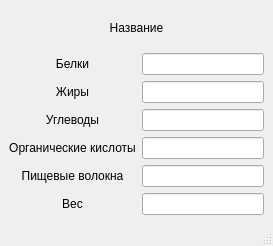
Above: infowindow.ui from Hipp0Shok/Lab1GUI before the change. Below: the same form after it.
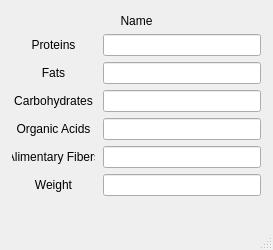
That is the form after the change.

The edit to the form file:
```diff
--- a/infowindow.ui
+++ b/infowindow.ui
@@ -2,124 +2,463 @@
 <ui version="4.0">
  <class>InfoWindow</class>
  <widget class="QMainWindow" name="InfoWindow">
+  <property name="enabled">
+   <bool>true</bool>
+  </property>
   <property name="geometry">
    <rect>
     <x>0</x>
     <y>0</y>
     <width>273</width>
-    <height>246</height>
+    <height>250</height>
    </rect>
   </property>
+  <property name="sizePolicy">
+   <sizepolicy hsizetype="Fixed" vsizetype="Fixed">
+    <horstretch>0</horstretch>
+    <verstretch>0</verstretch>
+   </sizepolicy>
+  </property>
+  <property name="minimumSize">
+   <size>
+    <width>253</width>
+    <height>154</height>
+   </size>
+  </property>
+  <property name="maximumSize">
+   <size>
+    <width>273</width>
+    <height>250</height>
+   </size>
+  </property>
   <property name="windowTitle">
    <string>MainWindow</string>
   </property>
   <widget class="QWidget" name="centralwidget">
-   <layout class="QGridLayout" name="gridLayout">
-    <item row="0" column="0">
-     <layout class="QVBoxLayout" name="verticalLayout_3">
-      <item>
-       <widget class="QLabel" name="label">
-        <property name="text">
-         <string>Название</string>
-        </property>
-        <property name="alignment">
-         <set>Qt::AlignCenter</set>
-        </property>
-       </widget>
-      </item>
-      <item>
-       <layout class="QHBoxLayout" name="horizontalLayout">
-        <item>
-         <layout class="QVBoxLayout" name="verticalLayout">
-          <item>
-           <widget class="QLabel" name="label_2">
-            <property name="text">
-             <string>Белки</string>
-            </property>
-            <property name="alignment">
-             <set>Qt::AlignCenter</set>
-            </property>
-           </widget>
-          </item>
-          <item>
-           <widget class="QLabel" name="label_3">
-            <property name="text">
-             <string>Жиры</string>
-            </property>
-            <property name="alignment">
-             <set>Qt::AlignCenter</set>
-            </property>
-           </widget>
-          </item>
-          <item>
-           <widget class="QLabel" name="label_4">
-            <property name="text">
-             <string>Углеводы</string>
-            </property>
-            <property name="alignment">
-             <set>Qt::AlignCenter</set>
-            </property>
-           </widget>
-          </item>
-          <item>
-           <widget class="QLabel" name="label_5">
-            <property name="text">
-             <string>Органические кислоты</string>
-            </property>
-            <property name="alignment">
-             <set>Qt::AlignCenter</set>
-            </property>
-           </widget>
-          </item>
-          <item>
-           <widget class="QLabel" name="label_6">
-            <property name="text">
-             <string>Пищевые волокна</string>
-            </property>
-            <property name="alignment">
-             <set>Qt::AlignCenter</set>
-            </property>
-           </widget>
-          </item>
-          <item>
-           <widget class="QLabel" name="label_7">
-            <property name="text">
-             <string>Вес</string>
-            </property>
-            <property name="alignment">
-             <set>Qt::AlignCenter</set>
-            </property>
-           </widget>
-          </item>
-         </layout>
-        </item>
-        <item>
-         <layout class="QVBoxLayout" name="verticalLayout_2">
-          <item>
-           <widget class="QLineEdit" name="lineEdit"/>
-          </item>
-          <item>
-           <widget class="QLineEdit" name="lineEdit_2"/>
-          </item>
-          <item>
-           <widget class="QLineEdit" name="lineEdit_3"/>
-          </item>
-          <item>
-           <widget class="QLineEdit" name="lineEdit_4"/>
-          </item>
-          <item>
-           <widget class="QLineEdit" name="lineEdit_5"/>
-          </item>
-          <item>
-           <widget class="QLineEdit" name="lineEdit_6"/>
-          </item>
-         </layout>
-        </item>
-       </layout>
-      </item>
-     </layout>
-    </item>
-   </layout>
+   <widget class="QLabel" name="nameLabel">
+    <property name="geometry">
+     <rect>
+      <x>10</x>
+      <y>10</y>
+      <width>253</width>
+      <height>22</height>
+     </rect>
+    </property>
+    <property name="sizePolicy">
+     <sizepolicy hsizetype="Fixed" vsizetype="Fixed">
+      <horstretch>0</horstretch>
+      <verstretch>0</verstretch>
+     </sizepolicy>
+    </property>
+    <property name="minimumSize">
+     <size>
+      <width>253</width>
+      <height>22</height>
+     </size>
+    </property>
+    <property name="maximumSize">
+     <size>
+      <width>253</width>
+      <height>22</height>
+     </size>
+    </property>
+    <property name="text">
+     <string>Name</string>
+    </property>
+    <property name="alignment">
+     <set>Qt::AlignCenter</set>
+    </property>
+   </widget>
+   <widget class="QLabel" name="label_2">
+    <property name="geometry">
+     <rect>
+      <x>12</x>
+      <y>34</y>
+      <width>83</width>
+      <height>22</height>
+     </rect>
+    </property>
+    <property name="sizePolicy">
+     <sizepolicy hsizetype="Fixed" vsizetype="Fixed">
+      <horstretch>0</horstretch>
+      <verstretch>0</verstretch>
+     </sizepolicy>
+    </property>
+    <property name="minimumSize">
+     <size>
+      <width>83</width>
+      <height>22</height>
+     </size>
+    </property>
+    <property name="maximumSize">
+     <size>
+      <width>83</width>
+      <height>22</height>
+     </size>
+    </property>
+    <property name="text">
+     <string>Proteins</string>
+    </property>
+    <property name="alignment">
+     <set>Qt::AlignCenter</set>
+    </property>
+   </widget>
+   <widget class="QLabel" name="label_3">
+    <property name="geometry">
+     <rect>
+      <x>12</x>
+      <y>62</y>
+      <width>83</width>
+      <height>22</height>
+     </rect>
+    </property>
+    <property name="sizePolicy">
+     <sizepolicy hsizetype="Fixed" vsizetype="Fixed">
+      <horstretch>0</horstretch>
+      <verstretch>0</verstretch>
+     </sizepolicy>
+    </property>
+    <property name="minimumSize">
+     <size>
+      <width>83</width>
+      <height>22</height>
+     </size>
+    </property>
+    <property name="maximumSize">
+     <size>
+      <width>83</width>
+      <height>22</height>
+     </size>
+    </property>
+    <property name="text">
+     <string>Fats</string>
+    </property>
+    <property name="alignment">
+     <set>Qt::AlignCenter</set>
+    </property>
+   </widget>
+   <widget class="QLabel" name="label_4">
+    <property name="geometry">
+     <rect>
+      <x>12</x>
+      <y>90</y>
+      <width>83</width>
+      <height>22</height>
+     </rect>
+    </property>
+    <property name="sizePolicy">
+     <sizepolicy hsizetype="Fixed" vsizetype="Fixed">
+      <horstretch>0</horstretch>
+      <verstretch>0</verstretch>
+     </sizepolicy>
+    </property>
+    <property name="minimumSize">
+     <size>
+      <width>83</width>
+      <height>22</height>
+     </size>
+    </property>
+    <property name="maximumSize">
+     <size>
+      <width>83</width>
+      <height>22</height>
+     </size>
+    </property>
+    <property name="text">
+     <string>Carbohydrates</string>
+    </property>
+    <property name="alignment">
+     <set>Qt::AlignCenter</set>
+    </property>
+   </widget>
+   <widget class="QLabel" name="label_5">
+    <property name="geometry">
+     <rect>
+      <x>12</x>
+      <y>118</y>
+      <width>83</width>
+      <height>22</height>
+     </rect>
+    </property>
+    <property name="sizePolicy">
+     <sizepolicy hsizetype="Fixed" vsizetype="Fixed">
+      <horstretch>0</horstretch>
+      <verstretch>0</verstretch>
+     </sizepolicy>
+    </property>
+    <property name="minimumSize">
+     <size>
+      <width>83</width>
+      <height>22</height>
+     </size>
+    </property>
+    <property name="maximumSize">
+     <size>
+      <width>83</width>
+      <height>22</height>
+     </size>
+    </property>
+    <property name="text">
+     <string>Organic Acids</string>
+    </property>
+    <property name="alignment">
+     <set>Qt::AlignCenter</set>
+    </property>
+   </widget>
+   <widget class="QLabel" name="label_6">
+    <property name="geometry">
+     <rect>
+      <x>12</x>
+      <y>146</y>
+      <width>83</width>
+      <height>22</height>
+     </rect>
+    </property>
+    <property name="sizePolicy">
+     <sizepolicy hsizetype="Fixed" vsizetype="Fixed">
+      <horstretch>0</horstretch>
+      <verstretch>0</verstretch>
+     </sizepolicy>
+    </property>
+    <property name="minimumSize">
+     <size>
+      <width>83</width>
+      <height>22</height>
+     </size>
+    </property>
+    <property name="maximumSize">
+     <size>
+      <width>83</width>
+      <height>22</height>
+     </size>
+    </property>
+    <property name="text">
+     <string>Alimentary Fibers</string>
+    </property>
+    <property name="alignment">
+     <set>Qt::AlignCenter</set>
+    </property>
+   </widget>
+   <widget class="QLabel" name="label_7">
+    <property name="geometry">
+     <rect>
+      <x>12</x>
+      <y>174</y>
+      <width>83</width>
+      <height>22</height>
+     </rect>
+    </property>
+    <property name="sizePolicy">
+     <sizepolicy hsizetype="Fixed" vsizetype="Fixed">
+      <horstretch>0</horstretch>
+      <verstretch>0</verstretch>
+     </sizepolicy>
+    </property>
+    <property name="minimumSize">
+     <size>
+      <width>83</width>
+      <height>22</height>
+     </size>
+    </property>
+    <property name="maximumSize">
+     <size>
+      <width>83</width>
+      <height>22</height>
+     </size>
+    </property>
+    <property name="text">
+     <string>Weight</string>
+    </property>
+    <property name="alignment">
+     <set>Qt::AlignCenter</set>
+    </property>
+   </widget>
+   <widget class="QLineEdit" name="protEdit">
+    <property name="geometry">
+     <rect>
+      <x>103</x>
+      <y>146</y>
+      <width>158</width>
+      <height>22</height>
+     </rect>
+    </property>
+    <property name="sizePolicy">
+     <sizepolicy hsizetype="Fixed" vsizetype="Fixed">
+      <horstretch>0</horstretch>
+      <verstretch>0</verstretch>
+     </sizepolicy>
+    </property>
+    <property name="minimumSize">
+     <size>
+      <width>158</width>
+      <height>22</height>
+     </size>
+    </property>
+    <property name="maximumSize">
+     <size>
+      <width>158</width>
+      <height>22</height>
+     </size>
+    </property>
+    <property name="readOnly">
+     <bool>true</bool>
+    </property>
+   </widget>
+   <widget class="QLineEdit" name="fatEdit">
+    <property name="geometry">
+     <rect>
+      <x>103</x>
+      <y>174</y>
+      <width>158</width>
+      <height>22</height>
+     </rect>
+    </property>
+    <property name="sizePolicy">
+     <sizepolicy hsizetype="Fixed" vsizetype="Fixed">
+      <horstretch>0</horstretch>
+      <verstretch>0</verstretch>
+     </sizepolicy>
+    </property>
+    <property name="minimumSize">
+     <size>
+      <width>158</width>
+      <height>22</height>
+     </size>
+    </property>
+    <property name="maximumSize">
+     <size>
+      <width>158</width>
+      <height>22</height>
+     </size>
+    </property>
+    <property name="readOnly">
+     <bool>true</bool>
+    </property>
+   </widget>
+   <widget class="QLineEdit" name="carboEdit">
+    <property name="geometry">
+     <rect>
+      <x>103</x>
+      <y>118</y>
+      <width>158</width>
+      <height>22</height>
+     </rect>
+    </property>
+    <property name="sizePolicy">
+     <sizepolicy hsizetype="Fixed" vsizetype="Fixed">
+      <horstretch>0</horstretch>
+      <verstretch>0</verstretch>
+     </sizepolicy>
+    </property>
+    <property name="minimumSize">
+     <size>
+      <width>158</width>
+      <height>22</height>
+     </size>
+    </property>
+    <property name="maximumSize">
+     <size>
+      <width>158</width>
+      <height>22</height>
+     </size>
+    </property>
+    <property name="readOnly">
+     <bool>true</bool>
+    </property>
+   </widget>
+   <widget class="QLineEdit" name="acidEdit">
+    <property name="geometry">
+     <rect>
+      <x>103</x>
+      <y>62</y>
+      <width>158</width>
+      <height>22</height>
+     </rect>
+    </property>
+    <property name="sizePolicy">
+     <sizepolicy hsizetype="Minimum" vsizetype="Minimum">
+      <horstretch>0</horstretch>
+      <verstretch>0</verstretch>
+     </sizepolicy>
+    </property>
+    <property name="minimumSize">
+     <size>
+      <width>158</width>
+      <height>22</height>
+     </size>
+    </property>
+    <property name="maximumSize">
+     <size>
+      <width>158</width>
+      <height>22</height>
+     </size>
+    </property>
+    <property name="readOnly">
+     <bool>true</bool>
+    </property>
+   </widget>
+   <widget class="QLineEdit" name="fiberEdit">
+    <property name="geometry">
+     <rect>
+      <x>103</x>
+      <y>34</y>
+      <width>158</width>
+      <height>22</height>
+     </rect>
+    </property>
+    <property name="sizePolicy">
+     <sizepolicy hsizetype="Fixed" vsizetype="Fixed">
+      <horstretch>0</horstretch>
+      <verstretch>0</verstretch>
+     </sizepolicy>
+    </property>
+    <property name="minimumSize">
+     <size>
+      <width>158</width>
+      <height>22</height>
+     </size>
+    </property>
+    <property name="maximumSize">
+     <size>
+      <width>158</width>
+      <height>22</height>
+     </size>
+    </property>
+    <property name="readOnly">
+     <bool>true</bool>
+    </property>
+   </widget>
+   <widget class="QLineEdit" name="weightEdit">
+    <property name="geometry">
+     <rect>
+      <x>103</x>
+      <y>90</y>
+      <width>158</width>
+      <height>22</height>
+     </rect>
+    </property>
+    <property name="sizePolicy">
+     <sizepolicy hsizetype="Fixed" vsizetype="Fixed">
+      <horstretch>0</horstretch>
+      <verstretch>0</verstretch>
+     </sizepolicy>
+    </property>
+    <property name="minimumSize">
+     <size>
+      <width>158</width>
+      <height>22</height>
+     </size>
+    </property>
+    <property name="maximumSize">
+     <size>
+      <width>158</width>
+      <height>22</height>
+     </size>
+    </property>
+    <property name="readOnly">
+     <bool>true</bool>
+    </property>
+   </widget>
   </widget>
   <widget class="QMenuBar" name="menubar">
    <property name="geometry">
```
